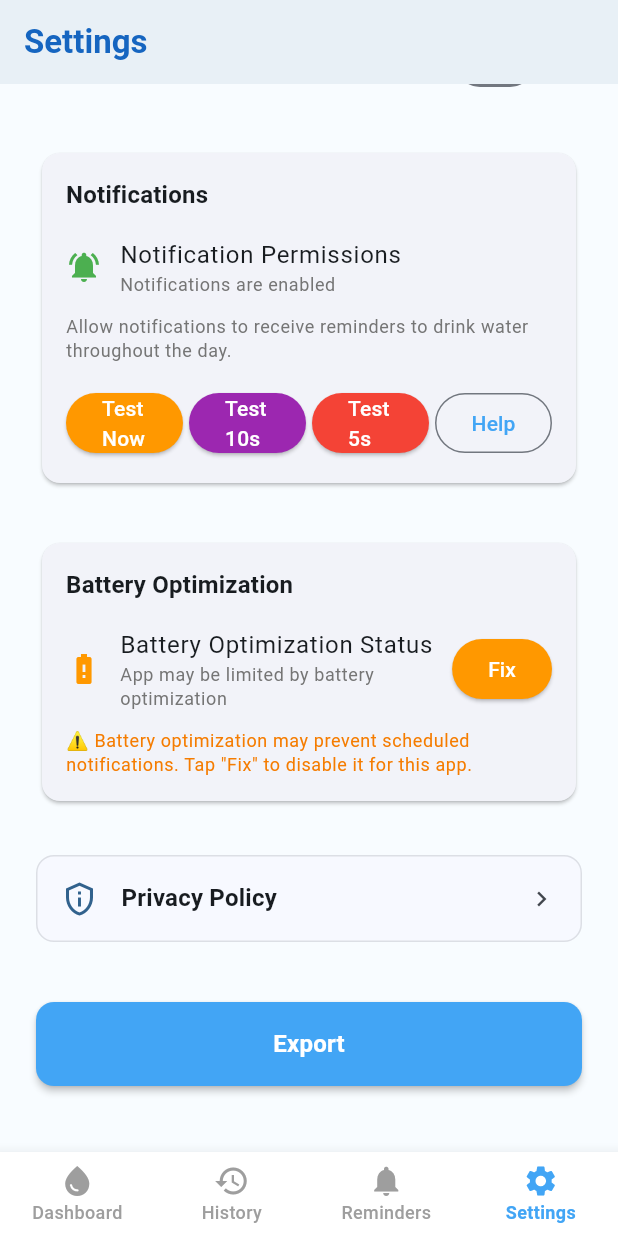
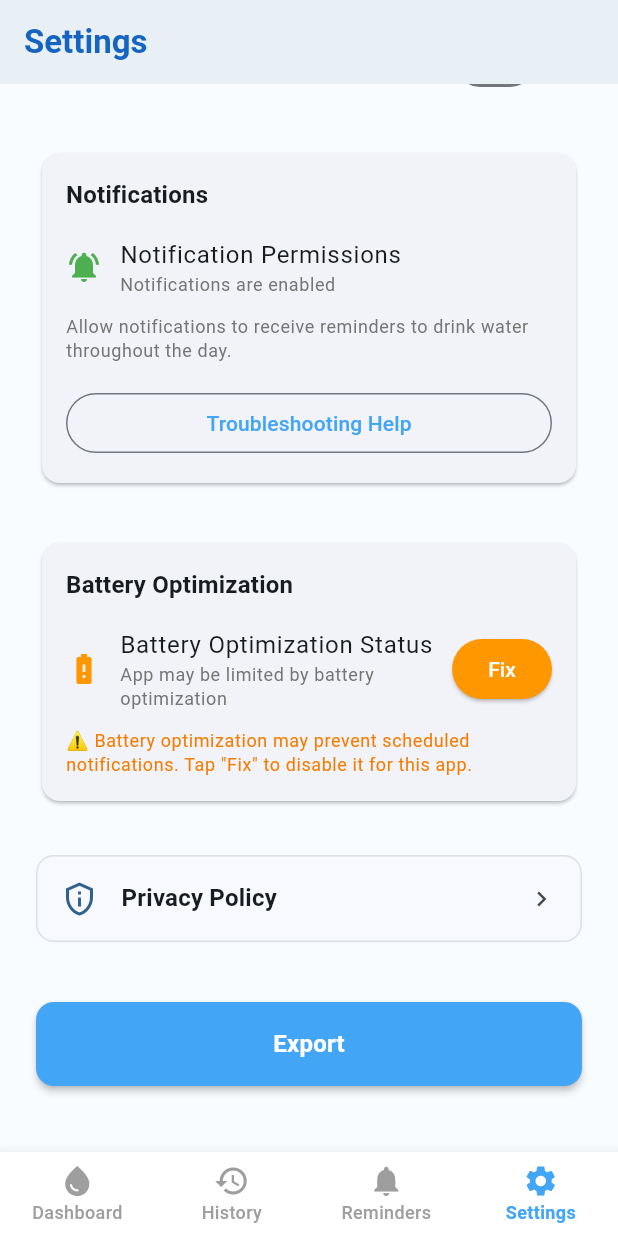
Before and after one commit to anand2026/Water-Tracker, a Flutter app: the screen it shows after launch, item 4 of the bottom bar chosen, scrolled down 512 dp, on a phone screen of 412 x 824 dp. Run offline on Flutter 3.47's test engine with Material 3 defaults, Android fonts, the phone set to English and light mode, and no system bars; our stand-ins replace csv, flutter_local_notifications, share_plus, shared_preferences, table_calendar, timezone.

Commit message:
Hide test notification buttons in release builds
- Wrap test buttons in settings screen with kDebugMode condition
- Hide bug report test button in reminders screen for release builds
- Keep troubleshooting help button always visible
- Test buttons only visible in debug builds for development testing

🤖 Generated with [Claude Code](https://claude.ai/code)

Co-Authored-By: Claude <noreply@anthropic.com>

```diff
--- a/lib/reminders_screen.dart
+++ b/lib/reminders_screen.dart
@@ -1,4 +1,5 @@
 import 'package:flutter/material.dart';
+import 'package:flutter/foundation.dart';
 import 'package:provider/provider.dart';
 import 'package:intl/intl.dart';
 import 'reminders_provider.dart';
@@ -27,7 +28,7 @@ class RemindersScreen extends StatelessWidget {
             automaticallyImplyLeading: false,
             actions: [
               // Test notification button (debug mode only)
-              if (true) // Set to true for testing
+              if (kDebugMode)
                 IconButton(
                   icon: const Icon(Icons.bug_report, color: Color(0xFF1565C0)),
                   onPressed: () async {
--- a/lib/settings_screen.dart
+++ b/lib/settings_screen.dart
@@ -566,7 +566,8 @@ class _SettingsScreenState extends State<SettingsScreen> {
             ),
             const SizedBox(height: 16),
 
-            // Test and troubleshooting buttons
+            // Test buttons - only show in debug builds
+            if (kDebugMode) ...[
               Row(
                 children: [
                   Expanded(
@@ -601,17 +602,21 @@ class _SettingsScreenState extends State<SettingsScreen> {
                       child: const Text('Test 5s'),
                     ),
                   ),
-                const SizedBox(width: 4),
-                Expanded(
+                ],
+              ),
+              const SizedBox(height: 8),
+            ],
+
+            // Help button - always show
+            SizedBox(
+              width: double.infinity,
               child: OutlinedButton(
                 onPressed: () => _showTroubleshootingGuide(context),
                 style: OutlinedButton.styleFrom(
                   foregroundColor: const Color(0xFF42A5F5),
                 ),
-                    child: const Text('Help'),
-                  ),
-                ),
-              ],
+                child: const Text('Troubleshooting Help'),
+              ),
             ),
           ],
         ),
```
Lines whose indentation alone changed are shown as unchanged.
